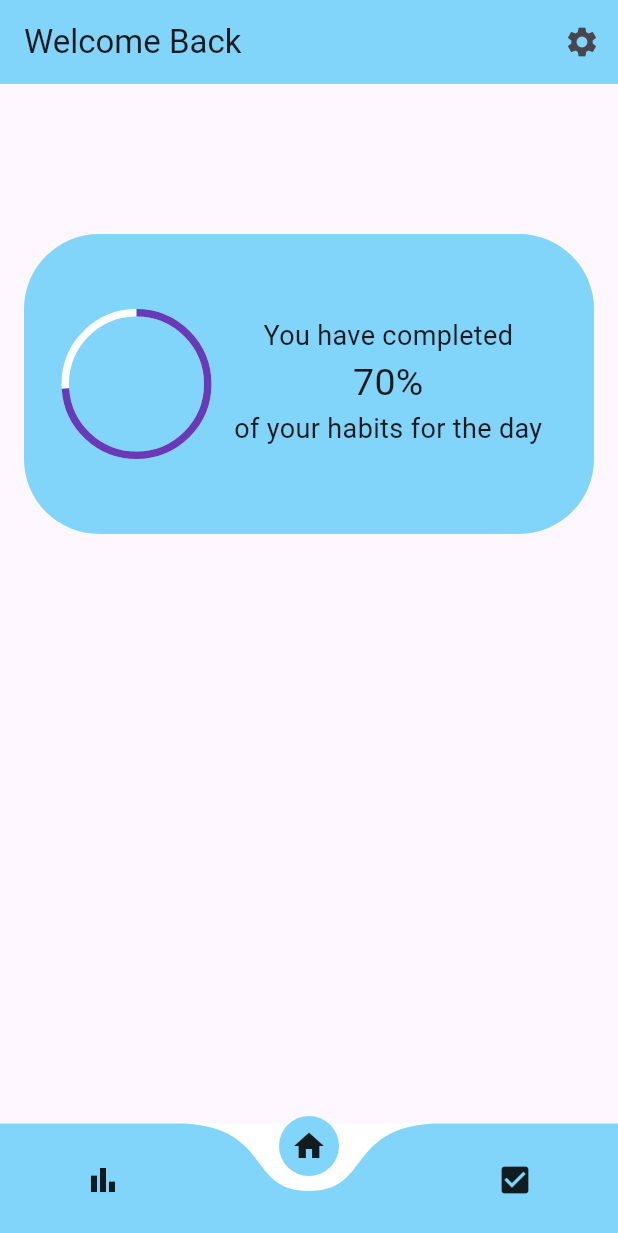
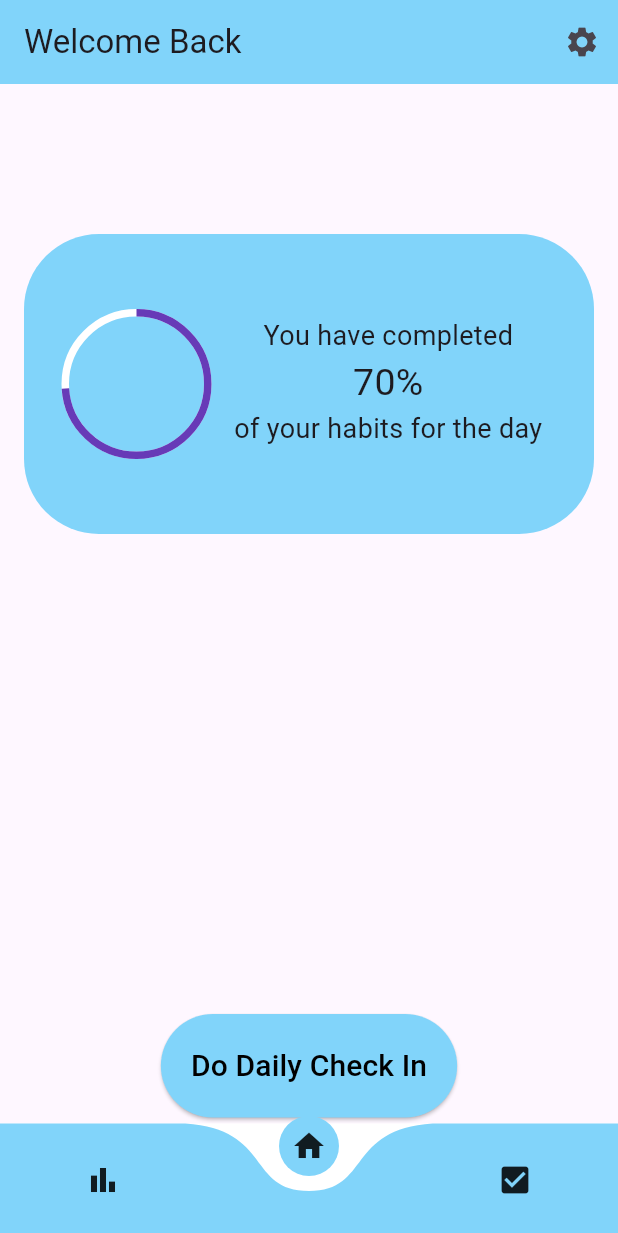
Before and after one commit to Jdare2001/Flutter-Major-Project-MoodTracker, a Flutter app: the screen it shows after launch, on a phone screen of 412 x 824 dp. Shown: the top 1233 px of the screen. Run offline on Flutter 3.47's test engine with Material 3 defaults, Android fonts, the phone set to English and light mode, and no system bars; drawn by our look-alikes of curved_navigation_bar, percent_indicator.

Commit message:
added daily check in

```diff
--- a/lib/Screens/homeScreen.dart
+++ b/lib/Screens/homeScreen.dart
@@ -55,6 +55,19 @@ class _HomePageState extends State<HomePage> {
                   )
                 ],
               ),
+            ),
+            const SizedBox(
+              height: 320,
+            ),
+            ElevatedButton(
+              onPressed: () {},
+              style: ElevatedButton.styleFrom(
+                  backgroundColor: Colors.lightBlue.shade200,
+                  padding: const EdgeInsets.all(20)),
+              child: const Text(
+                "Do Daily Check In",
+                style: TextStyle(color: Colors.black, fontSize: 20),
+              ),
             )
           ],
         ),
@@ -62,5 +75,3 @@ class _HomePageState extends State<HomePage> {
     );
   }
 }
-
-void settingsOnPressed() {}
```
